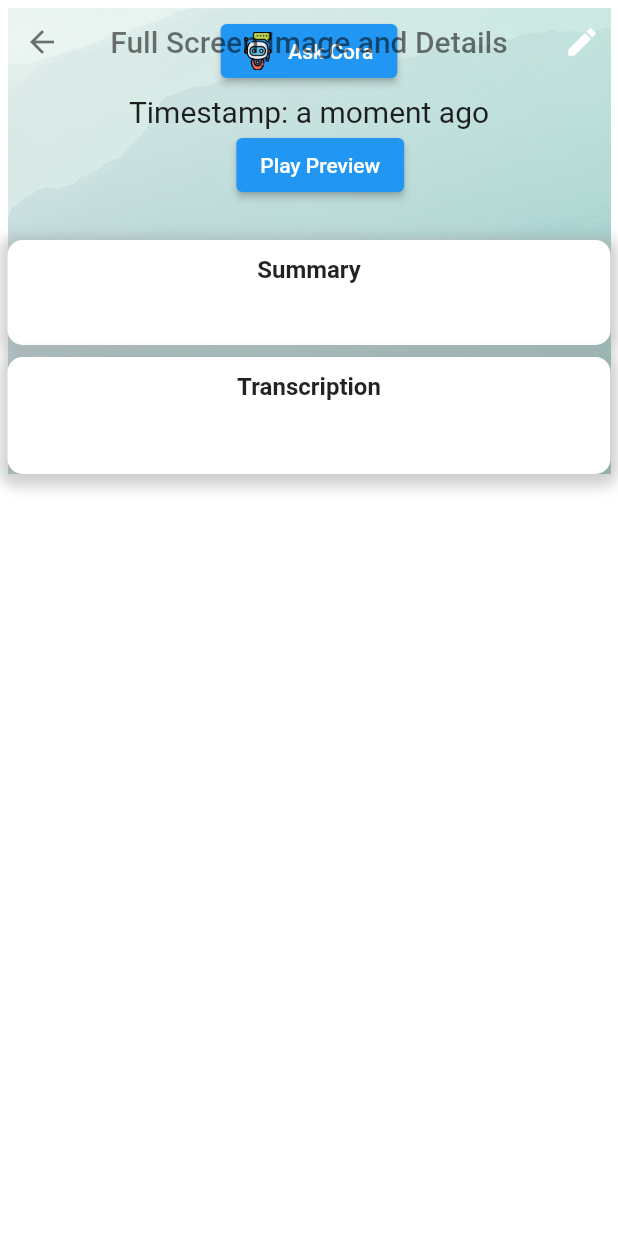
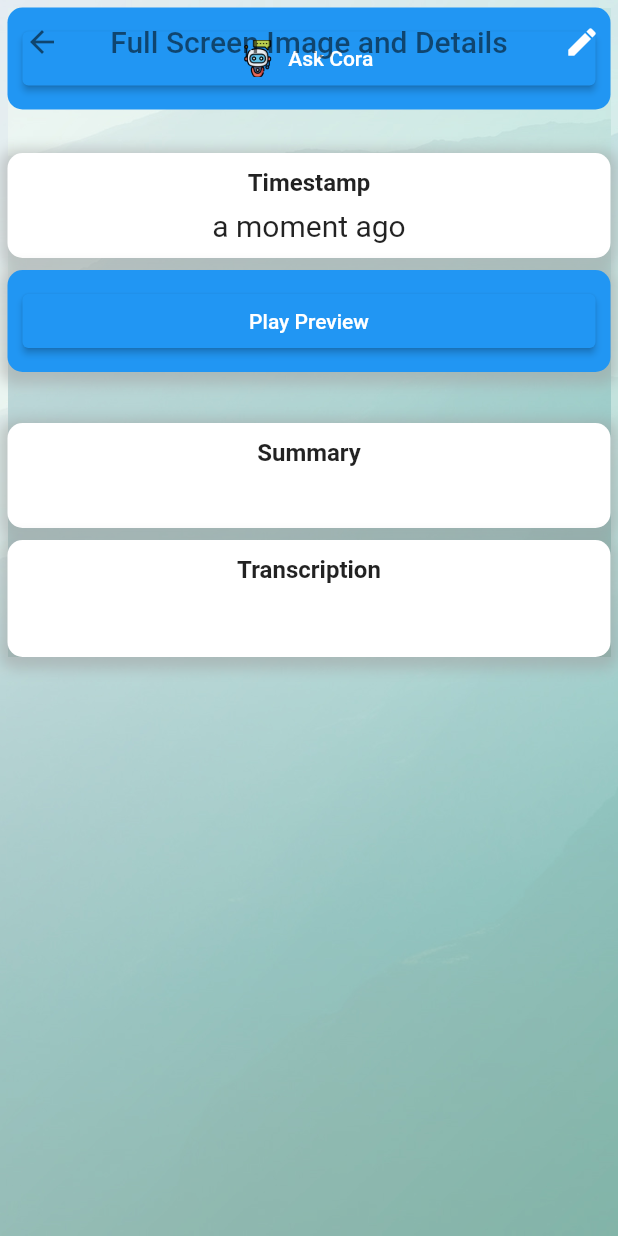
Before and after one commit to umgc/fall2023, a Flutter app: the FullObjectView screen opened directly with empty values, on a phone screen of 412 x 824 dp. Run offline on Flutter 3.47's test engine with Material 2 defaults, Android fonts, the phone set to English and light mode, and no system bars; our stand-ins replace avatar_glow, camera, chewie, flutter_dotenv, flutter_speed_dial, flutter_tts and 9 more; missing offline and left inert: aws_client, aws_rekognition_api, aws_s3_api, aws_transcribe_api, dart_openai, external_path and 3 more; accounts and stored records are empty.

Commit message:
Title and description are now updated

```diff
--- a/cogniopenapp/lib/ui/galleryScreen.dart
+++ b/cogniopenapp/lib/ui/galleryScreen.dart
@@ -558,12 +558,16 @@ class _FullObjectViewState extends State<FullObjectView> {
       height: 25.0,
     );
 
+    // Get the screen height
+    double screenHeight = MediaQuery.of(context).size.height;
+
     return Scaffold(
-      backgroundColor: const Color(0x440000),
+      backgroundColor:
+          Colors.transparent, // Make the Scaffold's background transparent
       extendBodyBehindAppBar: true,
-      //extendBody: true,
       appBar: AppBar(
-        backgroundColor: const Color(0x440000),
+        backgroundColor:
+            Colors.transparent, // Make the AppBar's background transparent
         elevation: 0.0,
         centerTitle: true,
         leading: const BackButton(color: Colors.black54),
@@ -576,7 +580,6 @@ class _FullObjectViewState extends State<FullObjectView> {
               final updatedMedia =
                   await displayEditPopup(context, widget.activeMedia);
               if (updatedMedia != null) {
-                // Call a callback to update the parent view
                 Navigator.pop(context); // Close the current view
                 setState(() {
                   //displayFullObjectView(context, updatedMedia);
@@ -586,10 +589,20 @@ class _FullObjectViewState extends State<FullObjectView> {
           ),
         ],
       ),
-      body: SingleChildScrollView(
+      body: Container(
+        height:
+            screenHeight, // Set the height of the Container to the screen height
+        decoration: BoxDecoration(
+          image: DecorationImage(
+            image: AssetImage("assets/images/background.jpg"),
+            fit: BoxFit.cover,
+          ),
+        ),
+        child: SingleChildScrollView(
           child: Center(
             child: Padding(
-            padding: const EdgeInsets.symmetric(vertical: 5.0, horizontal: 5.0),
+              padding:
+                  const EdgeInsets.symmetric(vertical: 5.0, horizontal: 5.0),
               child: Container(
                 decoration: BoxDecoration(
                   image: DecorationImage(
@@ -601,11 +614,25 @@ class _FullObjectViewState extends State<FullObjectView> {
                   mainAxisAlignment: MainAxisAlignment.center,
                   crossAxisAlignment: CrossAxisAlignment.center,
                   children: [
-                  const SizedBox(
-                    height: 5,
+                    Column(
+                      children: [
+                        if (widget.activeMedia is Audio)
+                          Container(
+                            padding: const EdgeInsets.all(10.0),
+                            width: double.infinity,
+                            decoration: BoxDecoration(
+                              color: Colors.blue,
+                              borderRadius: BorderRadius.circular(10.0),
+                              boxShadow: [
+                                BoxShadow(
+                                  color: Colors.grey.withOpacity(0.0),
+                                  spreadRadius: 5,
+                                  blurRadius: 7,
+                                  offset: Offset(0, 3),
                                 ),
-                  if (widget.activeMedia is Audio)
-                    ElevatedButton.icon(
+                              ],
+                            ),
+                            child: ElevatedButton.icon(
                               icon: virtualAssistantIcon,
                               label: const Text("Ask Cora"),
                               onPressed: () {
@@ -613,29 +640,131 @@ class _FullObjectViewState extends State<FullObjectView> {
                                   context,
                                   MaterialPageRoute(
                                     builder: (context) => AssistantScreen(
-                                conversation: widget.activeMedia as Audio),
+                                        conversation:
+                                            widget.activeMedia as Audio),
                                   ),
                                 );
                               },
                             ),
+                          ),
+                        SizedBox(
+                          height: 8,
+                        ),
+                      ],
+                    ),
+                    SizedBox(
+                      height: 8,
+                    ),
                     if (!widget.activeMedia.title.isEmpty)
-                    Text('Title: ${widget.activeMedia.title}',
-                        style: TextStyle(fontSize: _defaultFontSize)),
+                      Column(
+                        children: [
+                          Container(
+                            padding: const EdgeInsets.all(10.0),
+                            width: double.infinity,
+                            decoration: BoxDecoration(
+                              color: Colors.white,
+                              borderRadius: BorderRadius.circular(10.0),
+                              boxShadow: [
+                                BoxShadow(
+                                  color: Colors.grey.withOpacity(0.5),
+                                  spreadRadius: 5,
+                                  blurRadius: 7,
+                                  offset: Offset(0, 3),
+                                ),
+                              ],
+                            ),
+                            child: Column(
+                              children: [
+                                Text(
+                                  'Title',
+                                  style: TextStyle(
+                                    fontSize: 16,
+                                    fontWeight: FontWeight.bold,
+                                  ),
+                                ),
+                                SizedBox(
+                                  height: _sizedBoxSpacing,
+                                ),
+                                Text(
+                                  '${widget.activeMedia.title}',
+                                  style: TextStyle(fontSize: _defaultFontSize),
+                                  textAlign: TextAlign.center,
+                                ),
+                              ],
+                            ),
+                          ),
+                          SizedBox(
+                            height: 8,
+                          ),
+                        ],
+                      ),
+                    SizedBox(
+                      height: 8,
+                    ),
                     const SizedBox(
                       height: 5,
                     ),
+                    Container(
+                      padding: const EdgeInsets.all(10.0),
+                      width: double.infinity,
+                      decoration: BoxDecoration(
+                        color: Colors.white,
+                        borderRadius: BorderRadius.circular(10.0),
+                        boxShadow: [
+                          BoxShadow(
+                            color: Colors.grey.withOpacity(0.5),
+                            spreadRadius: 5,
+                            blurRadius: 7,
+                            offset: Offset(0, 3),
+                          ),
+                        ],
+                      ),
+                      child: Column(
+                        children: [
                           Text(
-                      'Timestamp: ${FormatUtils.getDateString(widget.activeMedia.timestamp)}',
-                      style: TextStyle(fontSize: _defaultFontSize)),
+                            'Timestamp',
+                            style: TextStyle(
+                              fontSize: 16,
+                              fontWeight: FontWeight.bold,
+                            ),
+                          ),
+                          SizedBox(
+                            height: _sizedBoxSpacing,
+                          ),
+                          Text(
+                            '${FormatUtils.getDateString(widget.activeMedia.timestamp)}',
+                            style: TextStyle(fontSize: _defaultFontSize),
+                            textAlign: TextAlign.center,
+                          ),
+                        ],
+                      ),
+                    ),
+                    SizedBox(
+                      height: 8,
+                    ),
                     if (widget.activeMedia is Audio)
-                    Row(
-                      mainAxisAlignment: MainAxisAlignment.center,
-                      crossAxisAlignment: CrossAxisAlignment.center,
+                      Column(
                         children: [
-                        const SizedBox(
-                          width: 15,
+                          Container(
+                            padding: const EdgeInsets.all(10.0),
+                            width: double.infinity,
+                            decoration: BoxDecoration(
+                              color: Colors.blue,
+                              borderRadius: BorderRadius.circular(10.0),
+                              boxShadow: [
+                                BoxShadow(
+                                  color: Colors.grey.withOpacity(0.5),
+                                  spreadRadius: 5,
+                                  blurRadius: 7,
+                                  offset: Offset(0, 3),
                                 ),
-                        audioPlayer(widget.activeMedia as Audio),
+                              ],
+                            ),
+                            child: audioPlayer(widget.activeMedia as Audio),
+                          ),
+                          SizedBox(
+                            height: 8,
+                          ),
                         ],
                       ),
                     const SizedBox(
@@ -806,7 +935,8 @@ class _FullObjectViewState extends State<FullObjectView> {
                                   ),
                                   Text(
                                     '${snapshot.data}',
-                                  style: TextStyle(fontSize: _defaultFontSize),
+                                    style:
+                                        TextStyle(fontSize: _defaultFontSize),
                                     textAlign: TextAlign.center,
                                   ),
                                 ],
@@ -816,6 +946,7 @@ class _FullObjectViewState extends State<FullObjectView> {
                         },
                       ),
                   ],
+                ),
               ),
             ),
           ),
```
Lines whose indentation alone changed are shown as unchanged.
